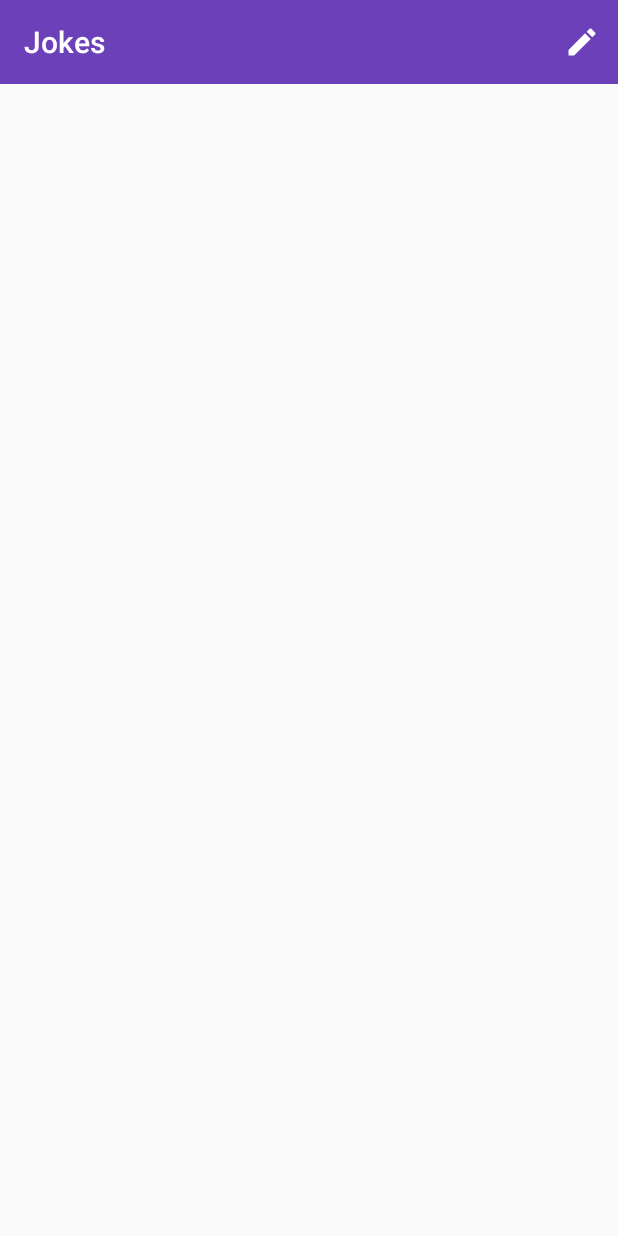
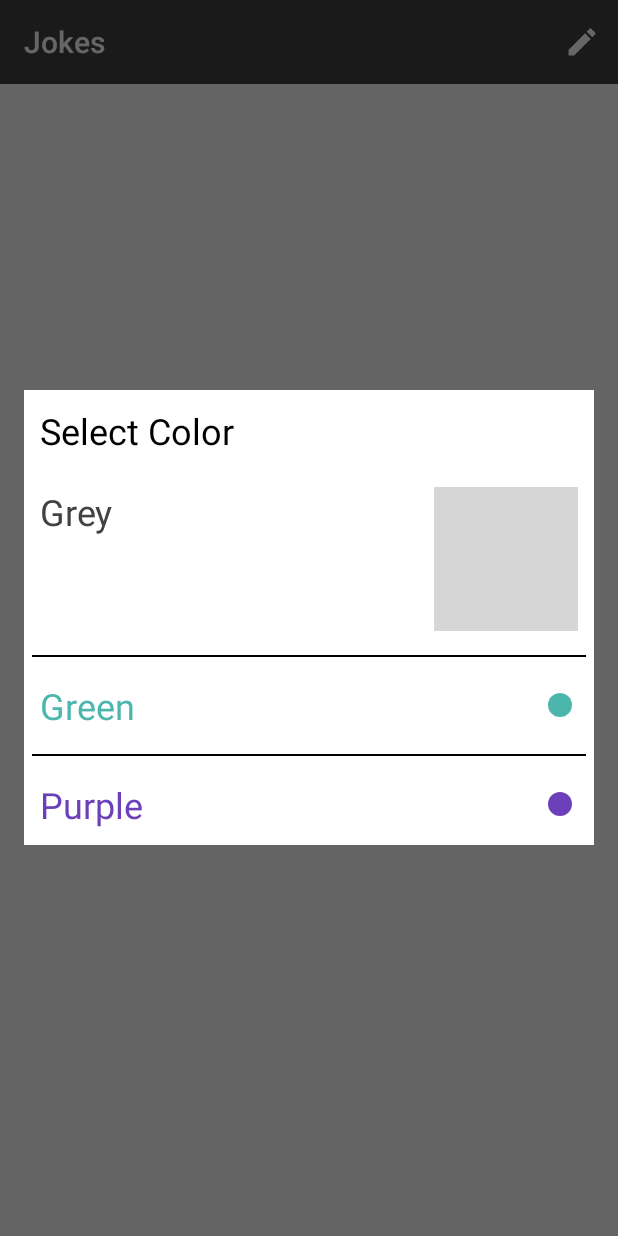
Before and after one commit to ghost-001/Build_It_Bigger, an Android app: the screen it shows after launch (MainActivity), after a tap on "Select Color", on a phone screen of 412 x 824 dp. Run offline under Robolectric (Android 15) with nearby library versions, the phone set to English and light mode, and no system bars; libraries missing offline, so code that uses them is left out: com.github.paolorotolo.appintro; 1 statement that could not run was skipped; grey boxes are pictures that could not be loaded.

Commit message:
#Improvement 9.1 - UI improved

```diff
--- a/app/src/main/java/com/udacity/gradle/builditbigger/appConstant/AppConstants.java
+++ b/app/src/main/java/com/udacity/gradle/builditbigger/appConstant/AppConstants.java
@@ -5,9 +5,9 @@ public final class AppConstants {
     public static final String AD_CLOSED ="Ad is Closed !!";
     public static final String JOKE ="joke";
     public static final String OPENING =" Opening . . .";
-    public static final String YELLOW = "yellow";
-    public static final String BLUE = "blue";
+    public static final String GREEN = "green";
     public static final String PURPLE = "purple";
+    public static final String GREY = "grey";
     public static final String PREFERENCEKEY = "jokesTheme";
     public static final String FIRST_LAUNCH = "firstLaunch";
     public static final String COLOR = "color";
--- /dev/null
+++ b/app/src/main/java/com/udacity/gradle/builditbigger/colorDialog/colorDialog.java
@@ -0,0 +1,81 @@
+package com.udacity.gradle.builditbigger.colorDialog;
+
+import android.app.Dialog;
+import android.content.Context;
+import android.os.Bundle;
+import android.support.annotation.NonNull;
+import android.support.v4.app.DialogFragment;
+import android.support.v7.app.AlertDialog;
+import android.view.LayoutInflater;
+import android.view.View;
+import android.widget.RelativeLayout;
+
+import com.udacity.gradle.builditbigger.R;
+import com.udacity.gradle.builditbigger.activity.MainActivity;
+
+import static com.udacity.gradle.builditbigger.appConstant.AppConstants.GREEN;
+import static com.udacity.gradle.builditbigger.appConstant.AppConstants.GREY;
+import static com.udacity.gradle.builditbigger.appConstant.AppConstants.PURPLE;
+
+public class colorDialog extends DialogFragment {
+
+
+    RelativeLayout relativeLayoutColor1;
+    RelativeLayout relativeLayoutColor2;
+    RelativeLayout relativeLayoutColor3;
+
+    private OnFragmentInteractionListener mListener;
+
+    public colorDialog() {
+        // Required empty public constructor
+    }
+
+    @NonNull
+    @Override
+    public Dialog onCreateDialog(Bundle savedInstanceState) {
+        final AlertDialog.Builder builder = new AlertDialog.Builder(getActivity());
+        LayoutInflater inflater = getActivity().getLayoutInflater();
+        View v = inflater.inflate(R.layout.fragment_color_dialog, null);
+        relativeLayoutColor1 = v.findViewById(R.id.relativeLayout1);
+        relativeLayoutColor2 = v.findViewById(R.id.relativeLayout2);
+        relativeLayoutColor3 = v.findViewById(R.id.relativeLayout3);
+        relativeLayoutColor1.setOnClickListener(new View.OnClickListener() {
+            @Override
+            public void onClick(View view) {
+                mListener.onFragmentInteraction(GREY);
+                dismiss();
+            }
+        });
+        relativeLayoutColor2.setOnClickListener(new View.OnClickListener() {
+            @Override
+            public void onClick(View view) {
+                mListener.onFragmentInteraction(GREEN);
+                dismiss();
+            }
+        });
+        relativeLayoutColor3.setOnClickListener(new View.OnClickListener() {
+            @Override
+            public void onClick(View view) {
+                mListener.onFragmentInteraction(PURPLE);
+                dismiss();
+            }
+        });
+        builder.setView(v);
+        return builder.create();
+    }
+
+    @Override
+    public void onAttach(Context context) {
+        super.onAttach(context);
+        try {
+            mListener = (MainActivity) context;
+        } catch (ClassCastException e) {
+            throw new ClassCastException(context.toString()
+                    + "ERROR");
+        }
+    }
+
+    public interface OnFragmentInteractionListener {
+        void onFragmentInteraction(String color);
+    }
+}
--- a/app/src/main/res/layout/fragment_color_dialog.xml
+++ b/app/src/main/res/layout/fragment_color_dialog.xml
@@ -27,8 +27,8 @@
             android:layout_width="wrap_content"
             android:layout_height="wrap_content"
             android:layout_margin="5dp"
-            android:text="@string/yellow"
-            android:textColor="#c7cc00"
+            android:text="@string/grey"
+            android:textColor="#424242"
             android:textSize="24sp" />
 
         <ImageView
@@ -39,7 +39,7 @@
             android:layout_alignParentRight="true"
             android:layout_centerInParent="true"
             android:layout_margin="5dp"
-            android:src="@drawable/ic_color1" />
+            android:src="@drawable/ic_color4" />
     </RelativeLayout>
 
     <View
--- a/app/src/main/res/values/strings.xml
+++ b/app/src/main/res/values/strings.xml
@@ -9,8 +9,8 @@
     <string name="select_color">Select Color</string>
     <string name="prefrence_key">PreferenceKey</string>
     <string name="purple">Purple</string>
-    <string name="yellow">Yellow</string>
     <string name="green">Green</string>
+    <string name="grey">Grey</string>
 
 
 </resources>
--- a/app/src/main/res/values/styles.xml
+++ b/app/src/main/res/values/styles.xml
@@ -2,19 +2,20 @@
 
     <!-- Base application theme. -->
     <style name="AppTheme" parent="Theme.AppCompat.Light.DarkActionBar">
+        <item name="colorPrimary">#424242</item>
+        <item name="colorAccent">#6d6d6d</item>
+        <item name="colorPrimaryDark">#1b1b1b</item>
+
+    </style>
+
+    <style name="CustomPurpleAppTheme" parent="Theme.AppCompat.Light.DarkActionBar">
         <item name="colorPrimary">#6c40b9</item>
         <item name="colorAccent">#b085f5</item>
         <item name="colorPrimaryDark">#65499c</item>
 
     </style>
 
-    <style name="CustomYellowAppTheme" parent="Theme.AppCompat.Light.DarkActionBar">
-        <item name="colorPrimary">#c7cc00</item>
-        <item name="colorAccent">#ffff6b</item>
-        <item name="colorPrimaryDark">#929b00</item>
-    </style>
-
-    <style name="CustomBlueAppTheme" parent="Theme.AppCompat.Light.DarkActionBar">
+    <style name="CustomGreenAppTheme" parent="Theme.AppCompat.Light.DarkActionBar">
         <item name="colorPrimary">#26a69a</item>
         <item name="colorAccent">#64d8cb</item>
         <item name="colorPrimaryDark">#00766c</item>
--- a/libAndroidDisplay/src/main/res/layout/activity_main_lib.xml
+++ b/libAndroidDisplay/src/main/res/layout/activity_main_lib.xml
@@ -17,8 +17,6 @@
         android:layout_width="match_parent"
         android:layout_height="@dimen/imageView_height"
         android:scaleType="fitXY"
-        android:layout_margin="@dimen/imageView_margin"
-        android:padding="5dp"
         app:layout_constraintBottom_toBottomOf="parent"
         app:layout_constraintEnd_toEndOf="parent"
         app:layout_constraintStart_toStartOf="parent" />
--- a/libAndroidDisplay/src/main/res/menu/menu_lib.xml
+++ b/libAndroidDisplay/src/main/res/menu/menu_lib.xml
@@ -1,11 +1,11 @@
 <menu xmlns:tools="http://schemas.android.com/tools"
-    xmlns:android="http://schemas.android.com/apk/res/android"
-    xmlns:app="http://schemas.android.com/apk/res-auto">
+    xmlns:android="http://schemas.android.com/apk/res/android">
 
     <item
-        android:id="@+id/action_search"
+        android:id="@+id/action_share"
         android:showAsAction="ifRoom"
         android:icon="@drawable/ic_share_black_24dp"
         android:title="@string/share"
         tools:ignore="AppCompatResource" />
+
 </menu>
--- a/libAndroidDisplay/src/main/res/values/styles.xml
+++ b/libAndroidDisplay/src/main/res/values/styles.xml
@@ -2,19 +2,20 @@
 
     <!-- Base application theme. -->
     <style name="AppTheme" parent="Theme.AppCompat.Light.NoActionBar">
+        <item name="colorPrimary">#424242</item>
+        <item name="colorAccent">#6d6d6d</item>
+        <item name="colorPrimaryDark">#1b1b1b</item>
+
+    </style>
+
+    <style name="CustomPurpleAppTheme" parent="Theme.AppCompat.Light.DarkActionBar">
         <item name="colorPrimary">#6c40b9</item>
         <item name="colorAccent">#b085f5</item>
         <item name="colorPrimaryDark">#65499c</item>
 
     </style>
 
-    <style name="CustomYellowAppTheme" parent="Theme.AppCompat.Light.DarkActionBar">
-        <item name="colorPrimary">#c7cc00</item>
-        <item name="colorAccent">#ffff6b</item>
-        <item name="colorPrimaryDark">#929b00</item>
-    </style>
-
-    <style name="CustomBlueAppTheme" parent="Theme.AppCompat.Light.DarkActionBar">
+    <style name="CustomGreenAppTheme" parent="Theme.AppCompat.Light.DarkActionBar">
         <item name="colorPrimary">#26a69a</item>
         <item name="colorAccent">#64d8cb</item>
         <item name="colorPrimaryDark">#00766c</item>
```
Also changed, not shown: app/src/main/java/com/udacity/gradle/builditbigger/activity/MainActivity.java (+21 -23 lines), libAndroidDisplay/src/main/java/com/example/androiddisplaylib/MainActivityLib.java (+22 -14 lines), libAndroidDisplay/src/main/java/com/example/androiddisplaylib/libConstants/libConstants.java (+13 -2 lines), libAndroidDisplay/src/main/res/drawable/ic_volume_up_black_24dp.xml (added, +9 -0 lines), libAndroidDisplay/src/main/res/layout-land/activity_main_lib.xml (+12 -0 lines), libAndroidDisplay/src/main/res/layout/speech_dialog.xml (added, +65 -0 lines), libAndroidDisplay/src/main/res/drawable/king.gif (added), libAndroidDisplay/src/main/res/drawable/smiley.gif (deleted), libAndroidDisplay/src/main/res/drawable/spongebob.gif (added), 3 other files.
